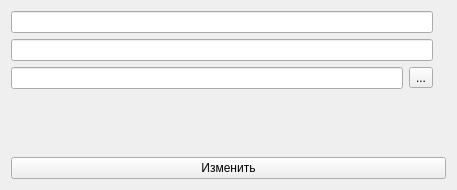
Before: the Qt Designer form src/ui/ModifyDialog.ui in teackot/veggieapp, drawn with Qt 5.
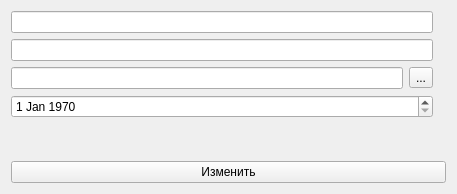
After: the same form once the commit is applied.

Commit message: Implement the delivery date

Patch:
```diff
--- a/src/ui/ModifyDialog.ui
+++ b/src/ui/ModifyDialog.ui
@@ -7,7 +7,7 @@
     <x>0</x>
     <y>0</y>
     <width>457</width>
-    <height>190</height>
+    <height>194</height>
    </rect>
   </property>
   <property name="windowTitle">
@@ -40,6 +40,17 @@
            </item>
           </layout>
          </item>
+         <item>
+          <widget class="QDateEdit" name="dateEdit">
+           <property name="date">
+            <date>
+             <year>1970</year>
+             <month>1</month>
+             <day>1</day>
+            </date>
+           </property>
+          </widget>
+         </item>
          <item>
           <spacer name="verticalSpacer">
            <property name="orientation">
```
The commit also changes 5 other files.
